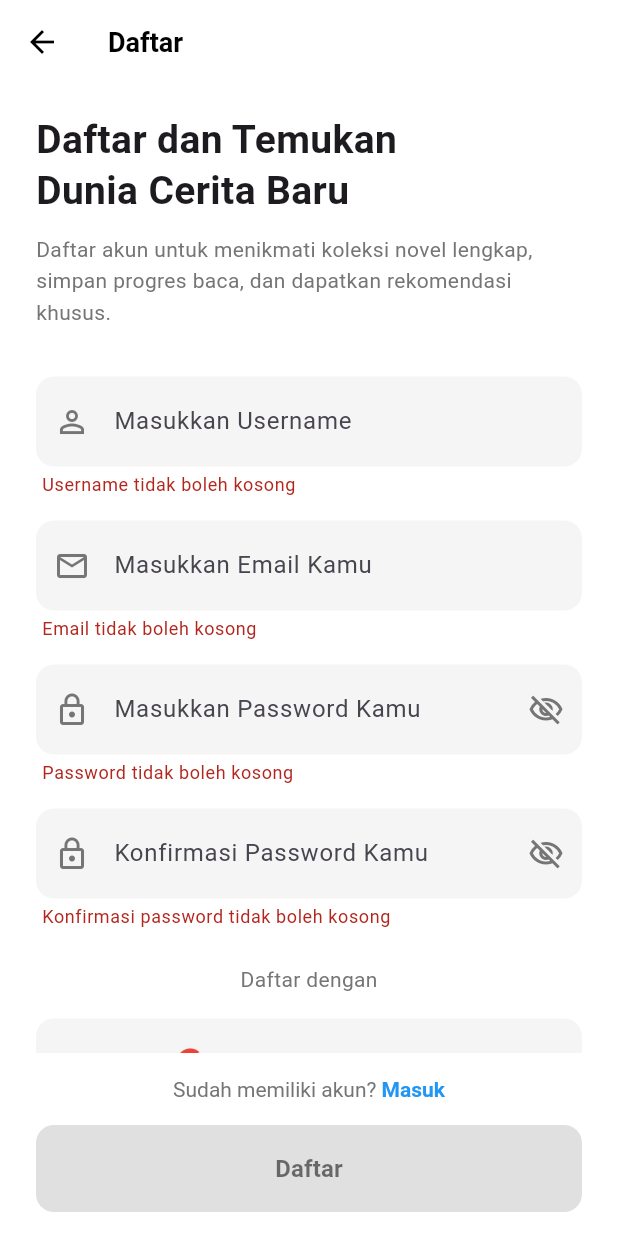
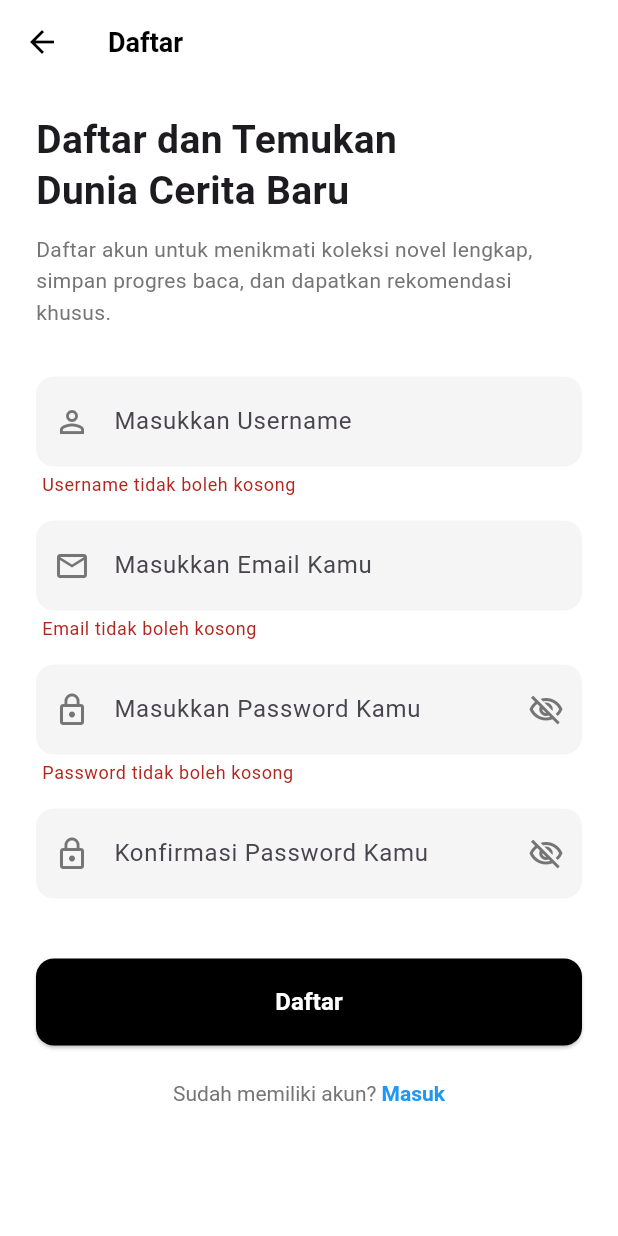
Before and after one commit to Aprilrianto/lexicon, a Flutter app: the RegisterScreen screen opened by its route, after a tap on "Daftar", on a phone screen of 412 x 824 dp. Run offline on Flutter 3.47's test engine with Material 3 defaults, Android fonts, the light colour scheme and no system bars; our stand-ins replace fl_chart, image_picker, pinput, shared_preferences, supabase_flutter; accounts and stored records are empty; network calls fail.

Commit message:
perbaikan bug ada konten yang ikut naik ketika keyboard muncul

```diff
--- a/lib/screens/forgot_pasword.dart
+++ b/lib/screens/forgot_pasword.dart
@@ -19,7 +19,6 @@ class _ForgotPasswordScreenState extends State<ForgotPasswordScreen> {
     super.dispose();
   }
 
-  // DIUBAH: Fungsi ini sekarang mengirim OTP, bukan link reset
   Future<void> _sendOtp() async {
     FocusScope.of(context).unfocus();
     if (!_formKey.currentState!.validate()) {
@@ -31,14 +30,12 @@ class _ForgotPasswordScreenState extends State<ForgotPasswordScreen> {
     });
 
     try {
-      // Menggunakan signInWithOtp untuk mengirim kode 6 digit
       await Supabase.instance.client.auth.signInWithOtp(
         email: _emailController.text.trim(),
-        shouldCreateUser: false, // Penting: jangan buat user baru
+        shouldCreateUser: false,
       );
 
       if (mounted) {
-        // Navigasi ke halaman verifikasi dan kirim email yang digunakan sebagai argumen
         Navigator.pushReplacementNamed(
           context,
           '/verificationemail',
@@ -75,6 +72,8 @@ class _ForgotPasswordScreenState extends State<ForgotPasswordScreen> {
   @override
   Widget build(BuildContext context) {
     return Scaffold(
+      // DITAMBAHKAN: Properti ini mencegah layout naik saat keyboard muncul
+      resizeToAvoidBottomInset: false,
       appBar: AppBar(
         backgroundColor: Colors.white,
         elevation: 0,
@@ -164,7 +163,6 @@ class _ForgotPasswordScreenState extends State<ForgotPasswordScreen> {
                 ),
               ),
               ElevatedButton(
-                // Memanggil fungsi _sendOtp yang baru
                 onPressed: _isLoading ? null : _sendOtp,
                 style: ElevatedButton.styleFrom(
                   backgroundColor: Colors.grey[300],
@@ -183,7 +181,6 @@ class _ForgotPasswordScreenState extends State<ForgotPasswordScreen> {
                           ),
                         )
                         : const Text(
-                          // Teks tombol disesuaikan
                           'Kirim Kode Verifikasi',
                           style: TextStyle(
                             fontSize: 16,
--- a/lib/screens/login_screen.dart
+++ b/lib/screens/login_screen.dart
@@ -82,6 +82,8 @@ class _LoginScreenState extends State<LoginScreen> {
   Widget build(BuildContext context) {
     // UI Anda tetap sama persis, hanya tombol "Masuk" yang disesuaikan
     return Scaffold(
+      // DITAMBAHKAN: Properti ini mencegah layout naik saat keyboard muncul
+      resizeToAvoidBottomInset: false,
       appBar: AppBar(
         backgroundColor: Colors.white,
         elevation: 0,
--- a/lib/screens/register_screen.dart
+++ b/lib/screens/register_screen.dart
@@ -19,6 +19,7 @@ class _RegisterScreenState extends State<RegisterScreen> {
 
   bool _isPasswordVisible = false;
   bool _isConfirmPasswordVisible = false;
+  bool _isLoading = false; // State untuk loading
 
   @override
   void dispose() {
@@ -30,26 +31,14 @@ class _RegisterScreenState extends State<RegisterScreen> {
   }
 
   Future<void> _register() async {
-    // Sembunyikan keyboard
     FocusScope.of(context).unfocus();
-
     if (!_formKey.currentState!.validate()) {
       return;
     }
 
-    if (_passwordController.text != _confirmPasswordController.text) {
-      if (mounted) {
-        ScaffoldMessenger.of(context).showSnackBar(
-          const SnackBar(
-            content: Text('Password konfirmasi tidak cocok.'),
-            backgroundColor: Colors.red,
-          ),
-        );
-      }
-      return;
-    }
-
-    if (!mounted) return;
+    setState(() {
+      _isLoading = true;
+    });
 
     try {
       final res = await Supabase.instance.client.auth.signUp(
@@ -60,7 +49,6 @@ class _RegisterScreenState extends State<RegisterScreen> {
 
       final user = res.user;
       if (user != null && mounted) {
-        // Simpan username di tabel 'profiles'
         await Supabase.instance.client.from('profiles').upsert({
           'id': user.id,
           'username': _usernameController.text.trim(),
@@ -73,24 +61,18 @@ class _RegisterScreenState extends State<RegisterScreen> {
           ),
         );
         Navigator.pushReplacementNamed(context, '/login');
-      } else if (mounted) {
-        ScaffoldMessenger.of(context).showSnackBar(
-          const SnackBar(
-            content: Text('Registrasi gagal.'),
-            backgroundColor: Colors.red,
-          ),
-        );
       }
     } on AuthException catch (e) {
-      if (!mounted) return;
+      if (mounted) {
         ScaffoldMessenger.of(context).showSnackBar(
           SnackBar(
             content: Text('Error: ${e.message}'),
             backgroundColor: Colors.red,
           ),
         );
+      }
     } catch (e) {
-      if (!mounted) return;
+      if (mounted) {
         ScaffoldMessenger.of(context).showSnackBar(
           SnackBar(
             content: Text('Terjadi kesalahan: ${e.toString()}'),
@@ -98,15 +80,23 @@ class _RegisterScreenState extends State<RegisterScreen> {
           ),
         );
       }
+    } finally {
+      if (mounted) {
+        setState(() {
+          _isLoading = false;
+        });
+      }
+    }
   }
 
   @override
   Widget build(BuildContext context) {
     return Scaffold(
+      // DITAMBAHKAN: Properti ini mencegah layout naik saat keyboard muncul
+      resizeToAvoidBottomInset: false,
       appBar: AppBar(
         backgroundColor: Colors.white,
         elevation: 0,
-        // DIUBAH: centerTitle diatur ke false agar judul rata kiri
         centerTitle: false,
         leading: IconButton(
           icon: const Icon(Icons.arrow_back, color: Colors.black),
@@ -158,7 +148,6 @@ class _RegisterScreenState extends State<RegisterScreen> {
                           ),
                         ),
                         const SizedBox(height: 32),
-                        // Username
                         _buildTextFormField(
                           controller: _usernameController,
                           hintText: 'Masukkan Username',
@@ -171,7 +160,6 @@ class _RegisterScreenState extends State<RegisterScreen> {
                           },
                         ),
                         const SizedBox(height: 16),
-                        // Email
                         _buildTextFormField(
                           controller: _emailController,
                           hintText: 'Masukkan Email Kamu',
@@ -188,7 +176,6 @@ class _RegisterScreenState extends State<RegisterScreen> {
                           },
                         ),
                         const SizedBox(height: 16),
-                        // Password
                         _buildTextFormField(
                           controller: _passwordController,
                           hintText: 'Masukkan Password Kamu',
@@ -218,7 +205,6 @@ class _RegisterScreenState extends State<RegisterScreen> {
                           },
                         ),
                         const SizedBox(height: 16),
-                        // Konfirmasi Password
                         _buildTextFormField(
                           controller: _confirmPasswordController,
                           hintText: 'Konfirmasi Password Kamu',
@@ -239,52 +225,45 @@ class _RegisterScreenState extends State<RegisterScreen> {
                             },
                           ),
                           validator: (value) {
-                            if (value == null || value.isEmpty) {
-                              return 'Konfirmasi password tidak boleh kosong';
-                            }
                             if (value != _passwordController.text) {
                               return 'Password tidak cocok';
                             }
                             return null;
                           },
                         ),
-                        const SizedBox(height: 24),
-                        Center(
-                          child: Text(
-                            'Daftar dengan',
-                            style: TextStyle(color: Colors.grey[600]),
+                        const SizedBox(height: 40),
+                        ElevatedButton(
+                          onPressed: _isLoading ? null : _register,
+                          style: ElevatedButton.styleFrom(
+                            backgroundColor: Colors.black,
+                            disabledBackgroundColor: Colors.grey.shade400,
+                            minimumSize: const Size(double.infinity, 58),
+                            shape: RoundedRectangleBorder(
+                              borderRadius: BorderRadius.circular(12),
                             ),
                           ),
-                        const SizedBox(height: 16),
-                        // Tombol Google
-                        _buildSocialButton(
-                          onPressed: () {
-                            /* TODO: Implement Google Sign-In */
-                          },
-                          iconAsset: 'assets/google.png',
-                          label: 'Masuk dengan Google',
-                        ),
-                        const SizedBox(height: 12),
-                        // Tombol Facebook
-                        _buildSocialButton(
-                          onPressed: () {
-                            /* TODO: Implement Facebook Sign-In */
-                          },
-                          iconAsset: 'assets/github.png',
-                          label: 'Masuk dengan Github',
-                        ),
-                      ],
+                          child:
+                              _isLoading
+                                  ? const CircularProgressIndicator(
+                                    color: Colors.white,
+                                  )
+                                  : const Text(
+                                    'Daftar',
+                                    style: TextStyle(
+                                      fontSize: 16,
+                                      color: Colors.white,
+                                      fontWeight: FontWeight.bold,
                                     ),
                                   ),
                         ),
-              ),
-              const SizedBox(height: 16),
-              // Link ke Halaman Masuk
+                        const SizedBox(height: 24),
                         Center(
                           child: RichText(
-                  textAlign: TextAlign.center,
                             text: TextSpan(
-                    style: TextStyle(color: Colors.grey[600], fontSize: 14),
+                              style: TextStyle(
+                                color: Colors.grey[600],
+                                fontSize: 14,
+                              ),
                               children: [
                                 const TextSpan(text: 'Sudah memiliki akun? '),
                                 TextSpan(
@@ -295,39 +274,22 @@ class _RegisterScreenState extends State<RegisterScreen> {
                                   ),
                                   recognizer:
                                       TapGestureRecognizer()
-                              ..onTap = () {
+                                        ..onTap =
+                                            () =>
                                                 Navigator.pushReplacementNamed(
                                                   context,
                                                   '/login',
-                                );
-                              },
+                                                ),
                                 ),
                               ],
                             ),
                           ),
                         ),
-              const SizedBox(height: 16),
-              // Tombol Daftar
-              ElevatedButton(
-                onPressed: _register,
-                style: ElevatedButton.styleFrom(
-                  backgroundColor: Colors.grey[300],
-                  elevation: 0,
-                  minimumSize: const Size(double.infinity, 58),
-                  shape: RoundedRectangleBorder(
-                    borderRadius: BorderRadius.circular(12),
-                  ),
-                ),
-                child: const Text(
-                  'Daftar',
-                  style: TextStyle(
-                    fontSize: 16,
-                    fontWeight: FontWeight.bold,
-                    color: Colors.black54,
+                      ],
                     ),
                   ),
                 ),
-              const SizedBox(height: 16),
+              ),
             ],
           ),
         ),
@@ -335,7 +297,6 @@ class _RegisterScreenState extends State<RegisterScreen> {
     );
   }
 
-  // Helper widget untuk TextFormField
   Widget _buildTextFormField({
     required TextEditingController controller,
     required String hintText,
@@ -364,29 +325,4 @@ class _RegisterScreenState extends State<RegisterScreen> {
       ),
     );
   }
-
-  // Helper widget untuk tombol social
-  Widget _buildSocialButton({
-    required VoidCallback onPressed,
-    required String iconAsset,
-    required String label,
-  }) {
-    return ElevatedButton.icon(
-      onPressed: onPressed,
-      icon: Image.asset(iconAsset, height: 22),
-      label: Text(
-        label,
-        style: const TextStyle(
-          color: Colors.black87,
-          fontWeight: FontWeight.w600,
-        ),
-      ),
-      style: ElevatedButton.styleFrom(
-        backgroundColor: Colors.grey[100],
-        elevation: 0,
-        minimumSize: const Size(double.infinity, 58),
-        shape: RoundedRectangleBorder(borderRadius: BorderRadius.circular(12)),
-      ),
-    );
 }
-}
--- a/lib/screens/update_password.dart
+++ b/lib/screens/update_password.dart
@@ -98,7 +98,6 @@ class _UpdatePasswordScreenState extends State<UpdatePasswordScreen> {
                   },
                 ),
               ),
-              // Menggunakan ikon placeholder sesuai gambar
               Container(
                 width: 80,
                 height: 80,
@@ -160,6 +159,8 @@ class _UpdatePasswordScreenState extends State<UpdatePasswordScreen> {
   @override
   Widget build(BuildContext context) {
     return Scaffold(
+      // DITAMBAHKAN: Properti ini mencegah layout naik saat keyboard muncul
+      resizeToAvoidBottomInset: false,
       appBar: AppBar(
         backgroundColor: Colors.white,
         elevation: 0,
@@ -225,7 +226,7 @@ class _UpdatePasswordScreenState extends State<UpdatePasswordScreen> {
                             return null;
                           },
                           decoration: _inputDecoration(
-                            hintText: 'Masukkan Password Baru Kamu',
+                            hintText: 'Masukkan Passwordmu',
                             suffixIcon: IconButton(
                               icon: Icon(
                                 _isPasswordVisible
@@ -251,7 +252,7 @@ class _UpdatePasswordScreenState extends State<UpdatePasswordScreen> {
                             return null;
                           },
                           decoration: _inputDecoration(
-                            hintText: 'Konfirmasi Password Baru Kamu',
+                            hintText: 'Konfirmasi Passwordmu',
                             suffixIcon: IconButton(
                               icon: Icon(
                                 _isConfirmPasswordVisible
--- a/lib/screens/verification_email.dart
+++ b/lib/screens/verification_email.dart
@@ -18,7 +18,6 @@ class _VerificationEmailScreenState extends State<VerificationEmailScreen> {
   final _formKey = GlobalKey<FormState>();
   bool _isLoading = false;
 
-  // DITAMBAHKAN: Variabel untuk countdown timer
   Timer? _timer;
   int _countdownSeconds = 60;
   bool _canResend = false;
@@ -26,17 +25,16 @@ class _VerificationEmailScreenState extends State<VerificationEmailScreen> {
   @override
   void initState() {
     super.initState();
-    _startCountdown(); // Mulai countdown saat halaman dibuka
+    _startCountdown();
   }
 
   @override
   void dispose() {
     _pinController.dispose();
-    _timer?.cancel(); // Batalkan timer untuk mencegah memory leak
+    _timer?.cancel();
     super.dispose();
   }
 
-  // DITAMBAHKAN: Fungsi untuk memulai atau mereset countdown
   void _startCountdown() {
     setState(() {
       _canResend = false;
@@ -112,7 +110,6 @@ class _VerificationEmailScreenState extends State<VerificationEmailScreen> {
   }
 
   Future<void> _resendOtp() async {
-    // Hanya jalankan jika countdown selesai
     if (!_canResend) return;
 
     try {
@@ -127,7 +124,7 @@ class _VerificationEmailScreenState extends State<VerificationEmailScreen> {
             backgroundColor: Colors.green,
           ),
         );
-        _startCountdown(); // Mulai ulang countdown setelah berhasil
+        _startCountdown();
       }
     } on AuthException catch (e) {
       if (mounted) {
@@ -171,6 +168,8 @@ class _VerificationEmailScreenState extends State<VerificationEmailScreen> {
     );
 
     return Scaffold(
+      // DITAMBAHKAN: Properti ini mencegah layout naik saat keyboard muncul
+      resizeToAvoidBottomInset: false,
       appBar: AppBar(
         backgroundColor: Colors.white,
         elevation: 0,
@@ -247,7 +246,6 @@ class _VerificationEmailScreenState extends State<VerificationEmailScreen> {
                         const SizedBox(height: 24),
                         Align(
                           alignment: Alignment.center,
-                          // DIUBAH: Tampilan teks "Kirim ulang" sekarang dinamis
                           child:
                               _canResend
                                   ? RichText(
```
Lines whose indentation alone changed are shown as unchanged.
